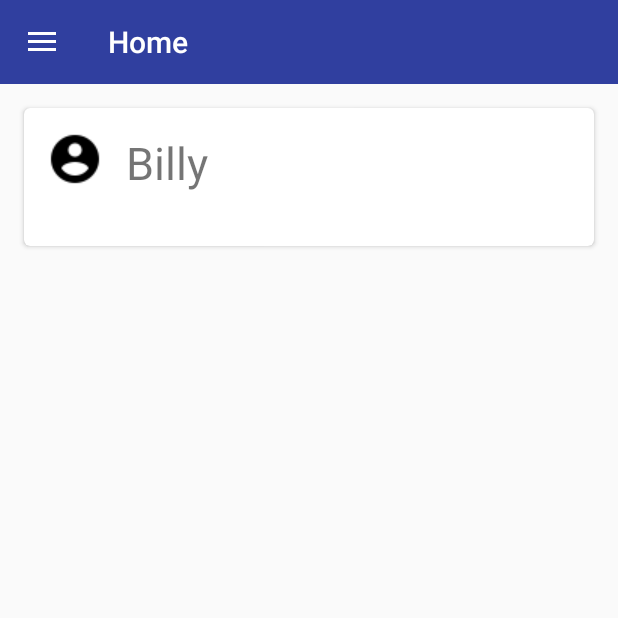
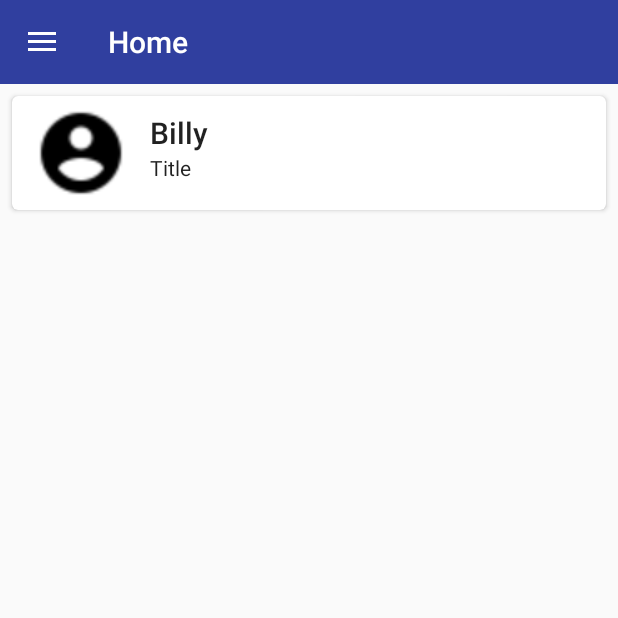
Before and after one commit to BLINDRane/District_7570_Conference, an Android app: the fragment SpeakerListFragment placed in its activity, on a phone screen of 412 x 824 dp, the top half of it. Run offline under Robolectric (Android 15) with nearby library versions, the phone set to English and light mode, and no system bars; our stand-ins replace AdMob, Firebase (no records; nobody signed in at launch, a user with empty details on screens opened directly), Picasso; libraries missing offline, so code that uses them is left out: com.twitter.sdk; pictures from the network do not load; 2 statements that could not run were skipped.

Commit message:
overhaul of the card items, they look nicer now

```diff
--- a/app/src/main/res/layout/card_item.xml
+++ b/app/src/main/res/layout/card_item.xml
@@ -6,42 +6,54 @@
     android:layout_gravity="center"
     android:id="@+id/cv"
     android:padding="8dp"
-    android:layout_margin="16dp"
+    android:layout_margin="8dp"
     app:cardCornerRadius="4dp"
-
     >
 
     <RelativeLayout
         android:layout_width="match_parent"
         android:layout_height="wrap_content"
-            android:padding="16dp"
-            >
+        android:minHeight="72dp">
 
         <ImageView
+            android:id="@+id/card_photo"
+            android:layout_width="60dp"
+            android:layout_height="60dp"
+            android:layout_alignParentLeft="true"
+            android:layout_centerVertical="true"
+            android:layout_marginLeft="16dp"
+            android:layout_marginTop="16dp"
+            android:contentDescription="speaker"
+            android:src="@drawable/ic_account_circle_black_24dp"/>
+
+        <LinearLayout
             android:layout_width="wrap_content"
             android:layout_height="wrap_content"
-                android:id="@+id/card_photo"
-                android:layout_alignParentLeft="true"
-                android:layout_alignParentTop="true"
+            android:layout_alignWithParentIfMissing="true"
+            android:layout_centerVertical="true"
+            android:layout_marginLeft="16dp"
             android:layout_marginRight="16dp"
-                />
+            android:layout_toRightOf="@+id/card_photo"
+            android:orientation="vertical"
+            android:paddingBottom="16dp"
+            android:paddingTop="8dp">
 
             <TextView
+                android:id="@+id/card_title"
                 android:layout_width="wrap_content"
                 android:layout_height="wrap_content"
-                android:id="@+id/card_title"
-                android:layout_toRightOf="@+id/card_photo"
-                android:layout_alignParentTop="true"
-                android:textSize="30sp"
-                />
+                android:text="Speaker Name"
+                android:textAppearance="@style/TextAppearance.AppCompat.Title"/>
 
             <TextView
+                android:id="@+id/card_text"
                 android:layout_width="wrap_content"
                 android:layout_height="wrap_content"
-                android:id="@+id/card_text"
-                android:layout_toRightOf="@+id/card_photo"
-                android:layout_below="@+id/card_title"
-                />
+                android:text="Title"
+                android:textAppearance="@style/TextAppearance.AppCompat.Body1"/>
+
+        </LinearLayout>
+
 
     </RelativeLayout>
 
```
Lines whose indentation alone changed are shown as unchanged.
